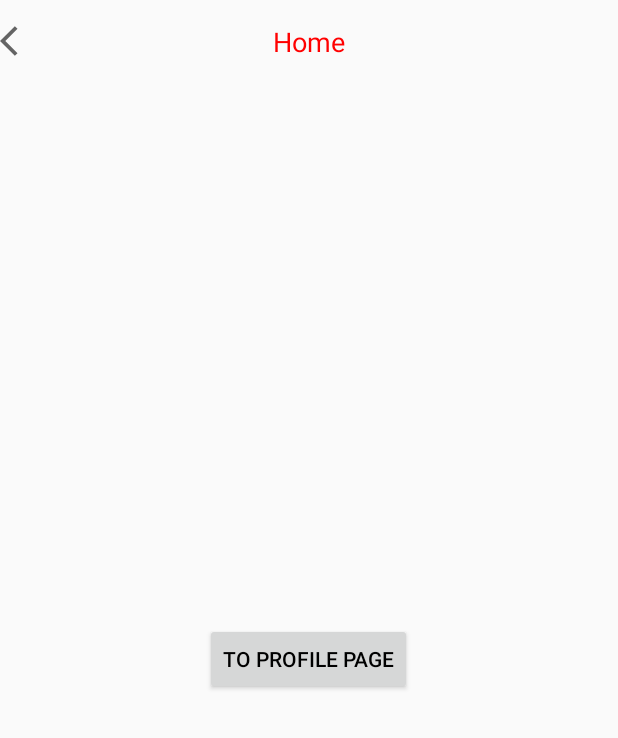
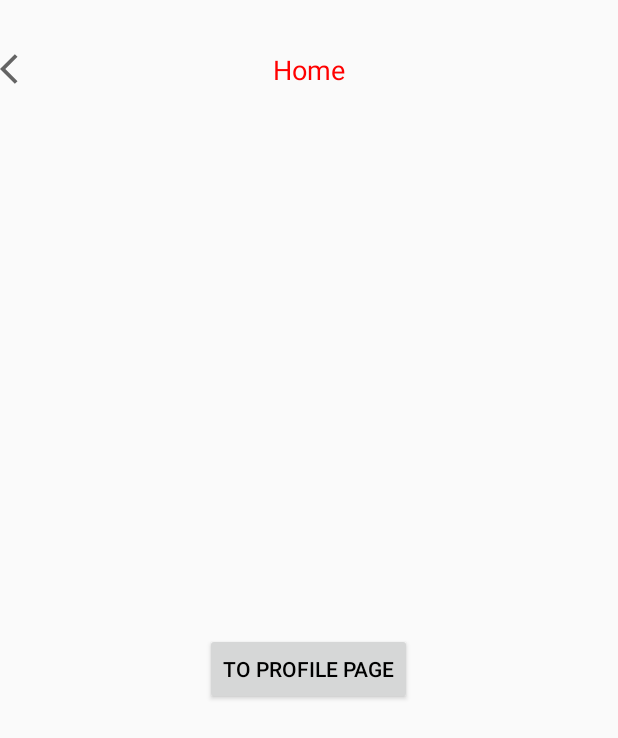
Before and after one commit to xxmd/top-nav-bar, an Android app: the screen it shows after launch (MainActivity), on a phone screen of 412 x 824 dp. Shown: the top 738 px of the screen. Run offline under Robolectric (Android 15) with nearby library versions, the phone set to English and light mode, and no system bars.

Commit message:
rightIcon and statusBar height

```diff
--- a/app/src/main/java/io/github/xxmd/MainActivity.java
+++ b/app/src/main/java/io/github/xxmd/MainActivity.java
@@ -5,6 +5,8 @@ import androidx.appcompat.app.AppCompatActivity;
 import android.content.Intent;
 import android.os.Bundle;
 import android.view.View;
+import android.view.Window;
+import android.view.WindowManager;
 import android.widget.Button;
 
 public class MainActivity extends AppCompatActivity {
@@ -12,6 +14,8 @@ public class MainActivity extends AppCompatActivity {
     @Override
     protected void onCreate(Bundle savedInstanceState) {
         super.onCreate(savedInstanceState);
+        getWindow().addFlags(WindowManager.LayoutParams.FLAG_TRANSLUCENT_STATUS);
+//        requestWindowFeature(Window.FEATURE_NO_TITLE);
         setContentView(R.layout.activity_main);
         Button navBtn = findViewById(R.id.btn_profile);
         navBtn.setOnClickListener(view -> {
--- a/mylibrary/build.gradle
+++ b/mylibrary/build.gradle
@@ -52,7 +52,7 @@ afterEvaluate {
 ext {
     publishedGroupId = 'io.github.xxmd'
     artifact = 'top-nav-bar'
-    libraryVersion = '1.0.1'
+    libraryVersion = '1.0.2'
     libraryDescription = 'Top navigation bar for android page'
     siteUrl = 'https://github.com/xxmd/' + artifact
 }
--- a/mylibrary/src/main/java/io/github/xxmd/TopNavBar.java
+++ b/mylibrary/src/main/java/io/github/xxmd/TopNavBar.java
@@ -3,10 +3,13 @@ package io.github.xxmd;
 import android.app.Activity;
 import android.content.Context;
 import android.content.res.TypedArray;
+import android.graphics.Rect;
 import android.graphics.drawable.Drawable;
 import android.os.Build;
 import android.util.AttributeSet;
 import android.view.LayoutInflater;
+import android.view.ViewGroup;
+import android.view.Window;
 import android.widget.FrameLayout;
 import android.widget.ImageView;
 import android.widget.TextView;
@@ -68,9 +71,19 @@ public class TopNavBar extends FrameLayout {
     }
 
     private void initView() {
+        ViewGroup.LayoutParams layoutParams = binding.statusBar.getLayoutParams();
+        layoutParams.height = getStatusBarHeight();
+        binding.statusBar.setLayoutParams(layoutParams);
+
         if (typedArray != null) {
             initViewByTypedArray();
         }
+    }
+
+    private int getStatusBarHeight() {
+        int statusBarHeightId = getContext().getResources().getIdentifier("status_bar_height", "dimen", "android");
+        int statusBarHeight = getContext().getResources().getDimensionPixelSize(statusBarHeightId);
+        return statusBarHeight;
     }
 
     private void initViewByTypedArray() {
@@ -84,7 +97,7 @@ public class TopNavBar extends FrameLayout {
 
         Drawable rightIcon = typedArray.getDrawable(R.styleable.TopNavBar_rightIcon);
         if (rightIcon != null) {
-            binding.ivRightIcon.setImageDrawable(leftIcon);
+            binding.ivRightIcon.setImageDrawable(rightIcon);
         } else {
             binding.ivRightIcon.setVisibility(GONE);
         }
--- a/mylibrary/src/main/res/layout/top_nav_bar.xml
+++ b/mylibrary/src/main/res/layout/top_nav_bar.xml
@@ -5,10 +5,15 @@
     xmlns:tools="http://schemas.android.com/tools"
     android:layout_width="match_parent"
     android:layout_height="wrap_content"
-    android:orientation="vertical"
-    android:paddingVertical="15dp">
+    android:orientation="vertical">
+
+    <View
+        android:layout_width="match_parent"
+        android:layout_height="1dp"
+        android:id="@+id/status_bar"/>
 
     <androidx.constraintlayout.widget.ConstraintLayout
+        android:paddingVertical="10dp"
         android:layout_width="match_parent"
         android:layout_height="wrap_content">
 
```
